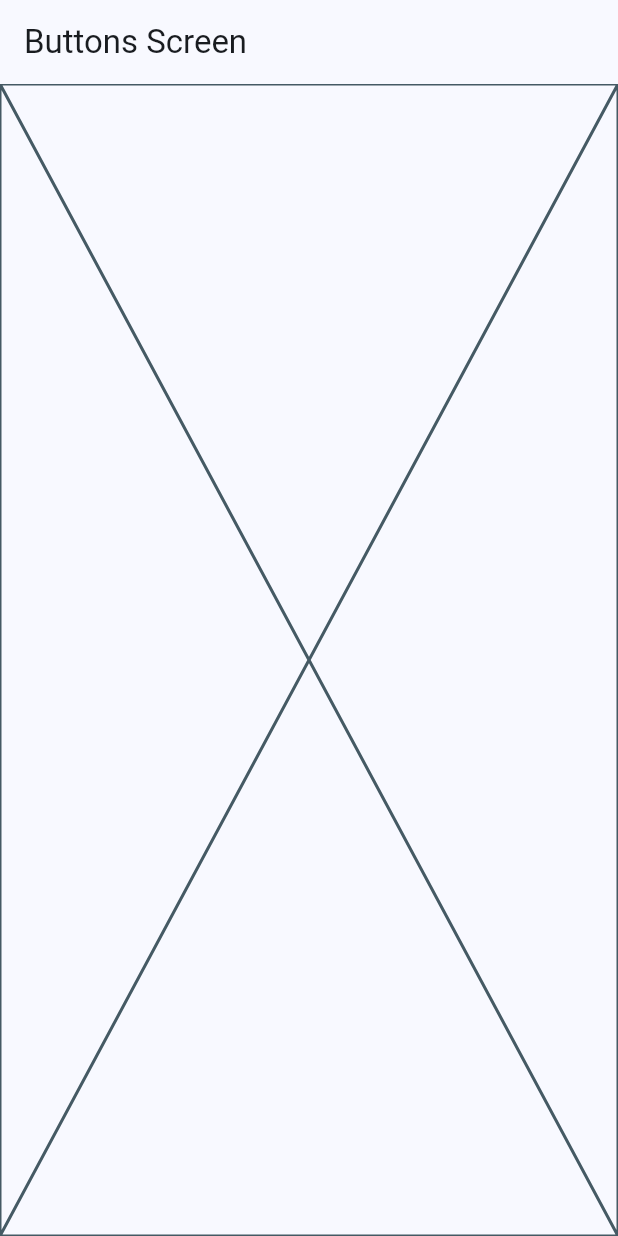
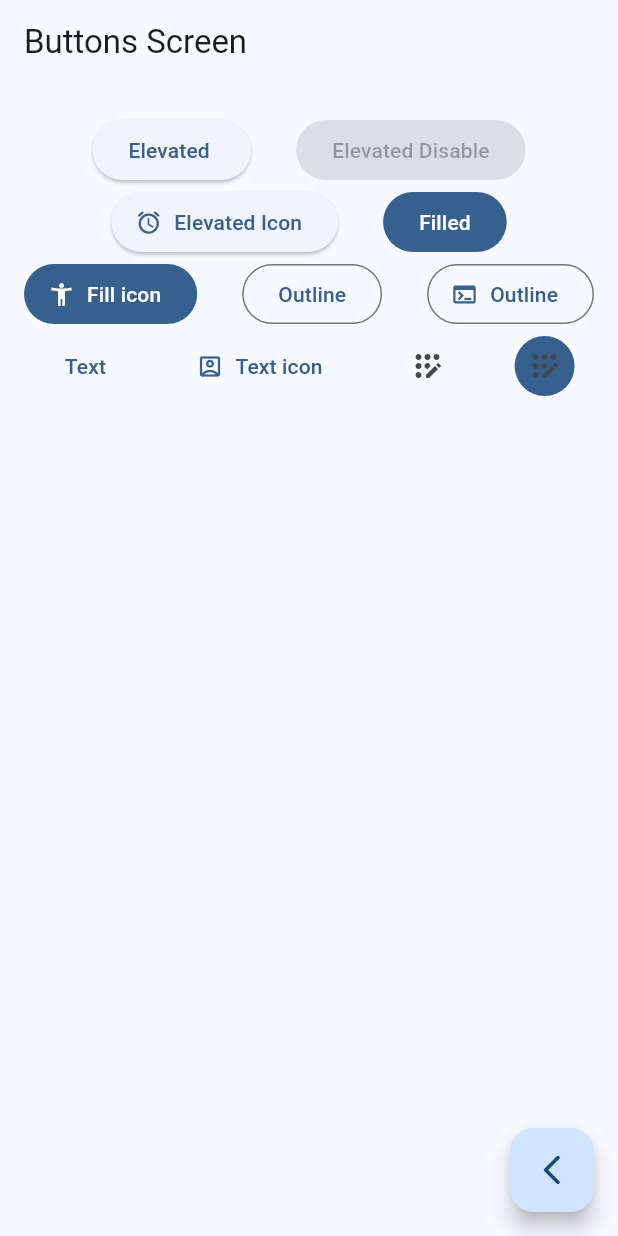
Before and after one commit to luigiuts/Bottons-and-Cards, a Flutter app: the ButtonsScreen screen opened by its route, on a phone screen of 412 x 824 dp. Run offline on Flutter 3.47's test engine with Material 3 defaults, Android fonts, the phone set to English and light mode, and no system bars; our stand-ins replace go_router.

Commit message:
tipos de botones

```diff
--- a/lib/presentation/screens/buttons/buttons_screen.dart
+++ b/lib/presentation/screens/buttons/buttons_screen.dart
@@ -1,7 +1,7 @@
 import "package:flutter/material.dart";
+import "package:go_router/go_router.dart";
 
 class ButtonsScreen extends StatelessWidget {
-
   static const name = 'buttons_screen';
   const ButtonsScreen({super.key});
 
@@ -11,7 +11,70 @@ class ButtonsScreen extends StatelessWidget {
       appBar: AppBar(
         title: const Text('Buttons Screen'),
       ),
-      body: const Placeholder(),
+      body: const _ButtonsView(),
+      floatingActionButton: FloatingActionButton(
+        child: const Icon(Icons.arrow_back_ios_new_rounded),
+        onPressed: () {
+          context.pop();
+        },
+      ),
     );
   }
 }
+
+class _ButtonsView extends StatelessWidget {
+  const _ButtonsView();
+
+  @override
+  Widget build(BuildContext context) {
+    final colors = Theme.of(context).colorScheme;
+    return SizedBox(
+      width: double.infinity,
+      child: Padding(
+        padding: const EdgeInsets.symmetric(horizontal: 10, vertical: 20),
+        child: Wrap(
+          spacing: 30,
+          crossAxisAlignment: WrapCrossAlignment.center,
+          alignment: WrapAlignment.center,
+          children: [
+            ElevatedButton(onPressed: () {}, child: const Text('Elevated ')),
+            const ElevatedButton(
+                onPressed: null, child: Text('Elevated Disable')),
+            ElevatedButton.icon(
+                onPressed: () {},
+                icon: const Icon(Icons.access_alarm_rounded),
+                label: const Text('Elevated Icon')),
+            FilledButton(onPressed: () {}, child: const Text('Filled')),
+            FilledButton.icon(
+              onPressed: () {},
+              icon: const Icon(Icons.accessibility_new),
+              label: Text('Fill icon'),
+            ),
+            OutlinedButton(onPressed: () {}, child: const Text('Outline')),
+            OutlinedButton.icon(
+              onPressed: () {},
+              label: const Text('Outline'),
+              icon: const Icon(Icons.terminal),
+            ),
+            TextButton(onPressed: () {}, child: const Text('Text')),
+            TextButton.icon(
+              onPressed: () {},
+              label: const Text('Text icon'),
+              icon: const Icon(Icons.account_box_outlined),
+            ),
+            IconButton(
+                onPressed: () {},
+                icon: const Icon(Icons.app_registration_rounded)),
+            IconButton(
+                onPressed: () {},
+                icon: const Icon(Icons.app_registration_rounded),
+                style: ButtonStyle(
+                  backgroundColor: MaterialStatePropertyAll(colors.primary),
+                )
+                ),
+          ],
+        ),
+      ),
+    );
+  }
+}
--- a/lib/presentation/screens/home/home_screen.dart
+++ b/lib/presentation/screens/home/home_screen.dart
@@ -1,7 +1,7 @@
 import 'package:flutter/material.dart';
 import 'package:go_router/go_router.dart';
 import 'package:widgets_app/config/menu/menu_items.dart';
-import 'package:widgets_app/presentation/screens/cards/cards_screen.dart';
+
 
 
 class HomeScreen extends StatelessWidget {
```
